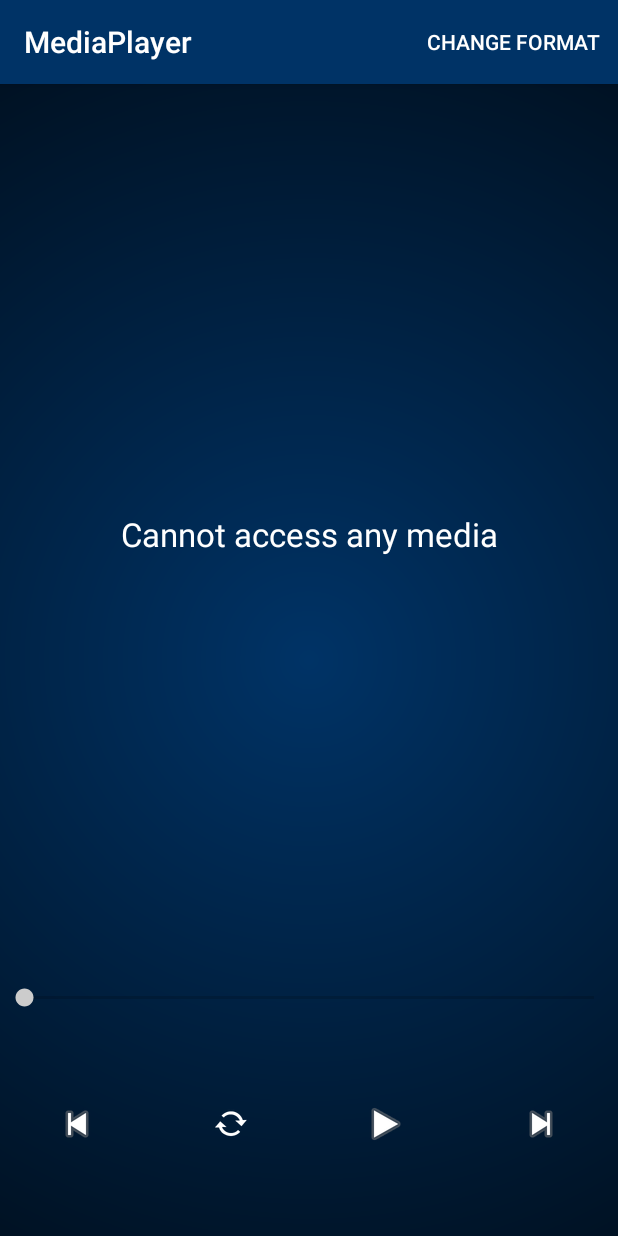
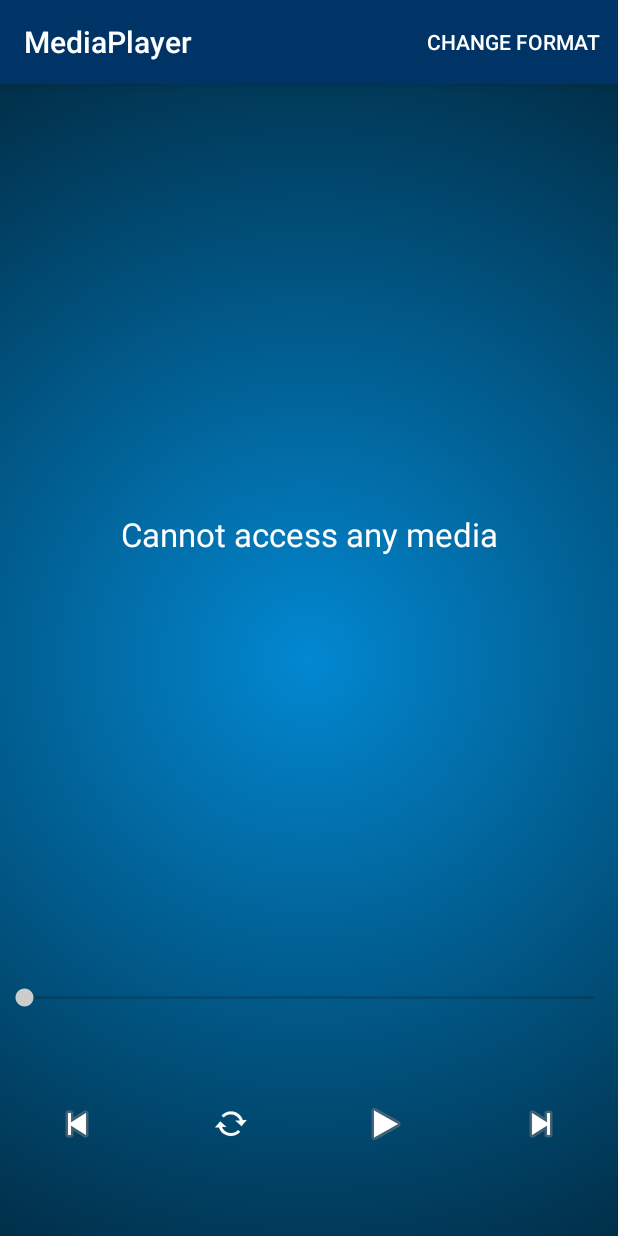
Before and after one commit to KaloyanBogoslovov2/MediaPlayer, an Android app: the screen it shows after launch (MainActivity), on a phone screen of 412 x 824 dp. Run offline under Robolectric (Android 15) with nearby library versions, the phone set to English and light mode, and no system bars.

```diff
--- a/app/src/main/res/xml/background.xml
+++ b/app/src/main/res/xml/background.xml
@@ -5,8 +5,8 @@
         android:type="radial"
         android:centerX="50%"
         android:centerY="50%"
-        android:startColor="#FF003366"
-        android:endColor="#FF000000"
+        android:startColor="#ff0288d1"
+        android:endColor="#000000"
         android:gradientRadius="1000"/>
 
 </shape>
```
Also changed, not shown: app/src/main/java/com/example/kaloqn/mediaplayer/MainActivity.java (+9 -1 lines).
